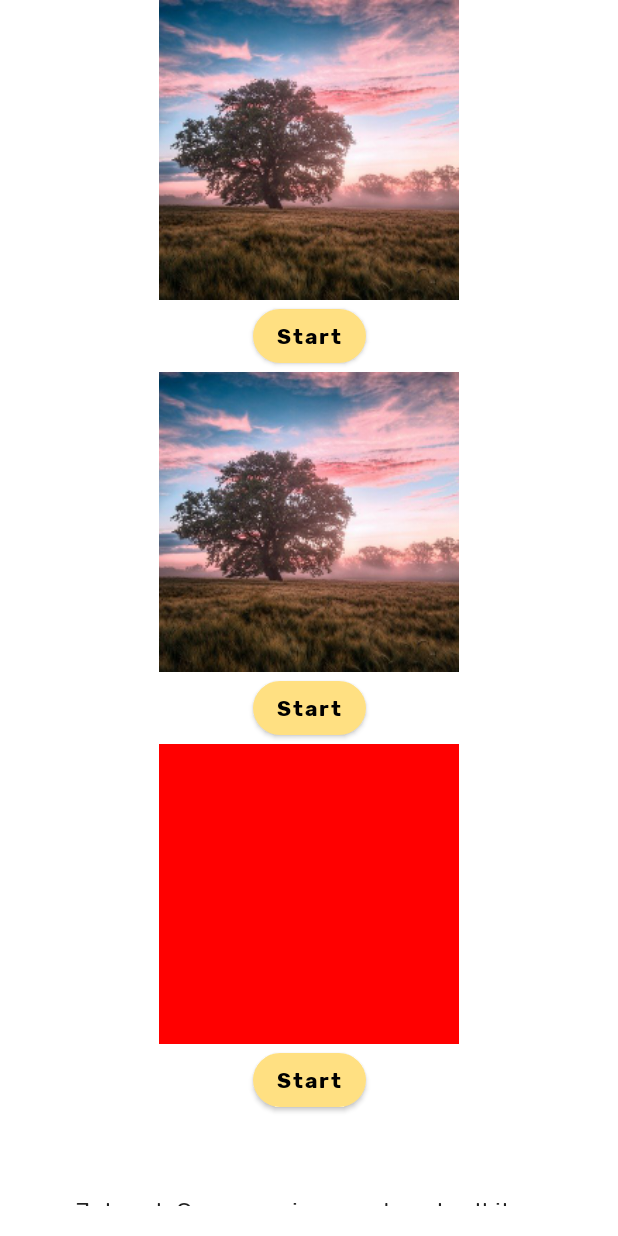
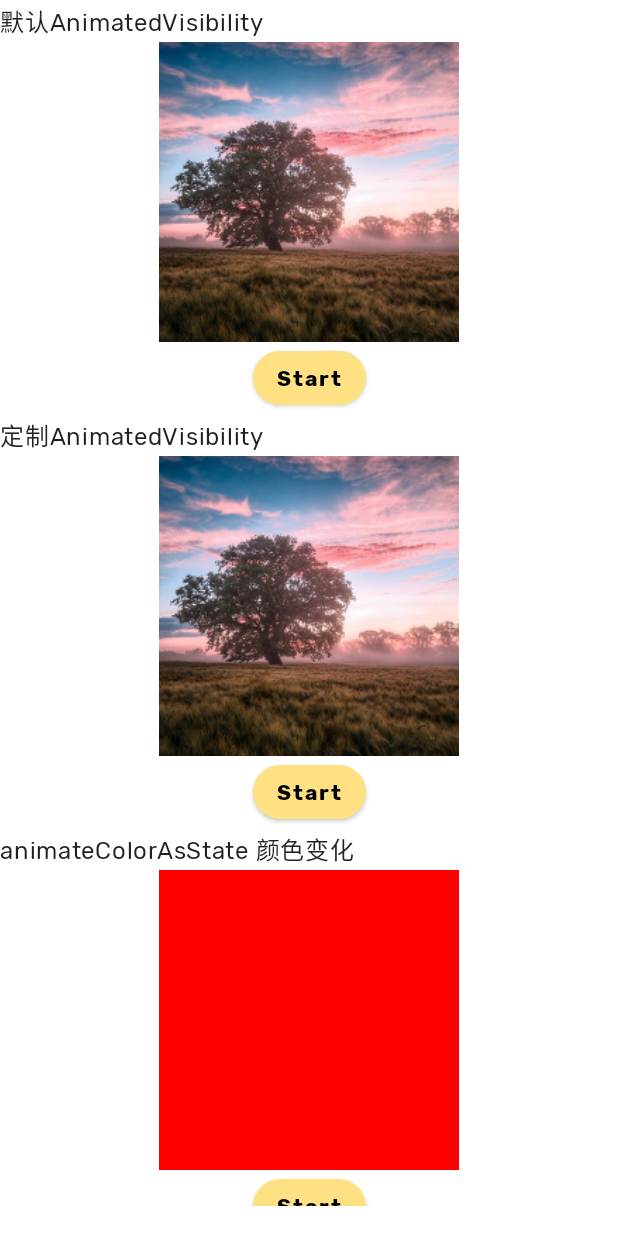
Before and after one commit to jianwenzhou/ComposeMaster, an Android app built with Jetpack Compose: the composable DrawerContent shown on its own in the app's theme, on a phone screen of 412 x 824 dp. Run offline under Robolectric (Android 15) with nearby library versions, the phone set to English and light mode, and no system bars; 1 statement that could not run was skipped.

Commit message:
添加动画说明

```diff
--- a/app/src/main/java/com/jianwen/composemaster/data/Const.kt
+++ b/app/src/main/java/com/jianwen/composemaster/data/Const.kt
@@ -71,5 +71,6 @@ object Const {
     const val SlideGesture = "SlideGesture" //滑动
     const val MultipointGesture = "MultipointGesture" //多点触控
 
-    const val ComposeNavigation = "ComposeNavigation" //Navigation
+    //Navigation
+    const val ComposeNavigation = "ComposeNavigation"
 }
--- a/app/src/main/java/com/jianwen/composemaster/ui/layout/MyAnimate.kt
+++ b/app/src/main/java/com/jianwen/composemaster/ui/layout/MyAnimate.kt
@@ -45,7 +45,7 @@ fun MyAnimate() {
 @Composable
 fun VisibleAnim1() {
     var isVis by remember { mutableStateOf(true) }
-
+    Text(text = "默认AnimatedVisibility")
     Column(
         modifier = Modifier
             .fillMaxWidth(),
@@ -69,7 +69,7 @@ fun VisibleAnim1() {
 @Composable
 fun VisibleAnim2() {
     var isVis by remember { mutableStateOf(true) }
-
+    Text(text = "定制AnimatedVisibility")
     Column(
         modifier = Modifier
             .fillMaxWidth(),
@@ -97,7 +97,7 @@ fun VisibleAnim2() {
 @Composable
 fun VisibleAnim3() {
     var isChange by remember { mutableStateOf(true) }
-
+    Text(text = "animateColorAsState 颜色变化")
     Column(
         modifier = Modifier
             .fillMaxWidth(),
@@ -120,7 +120,7 @@ fun VisibleAnim3() {
 @Composable
 fun VisibleAnim4() {
     var isOpen by remember { mutableStateOf(false) }
-
+    Text(text = "animateContentSize 动画切换大小")
     Column(
         modifier = Modifier
             .fillMaxWidth(),
@@ -158,6 +158,7 @@ fun VisibleAnim5() {
         )
     )
 
+    Text(text = "rememberInfiniteTransition 循环动画")
     Column(
         modifier = Modifier
             .fillMaxWidth(),
```
